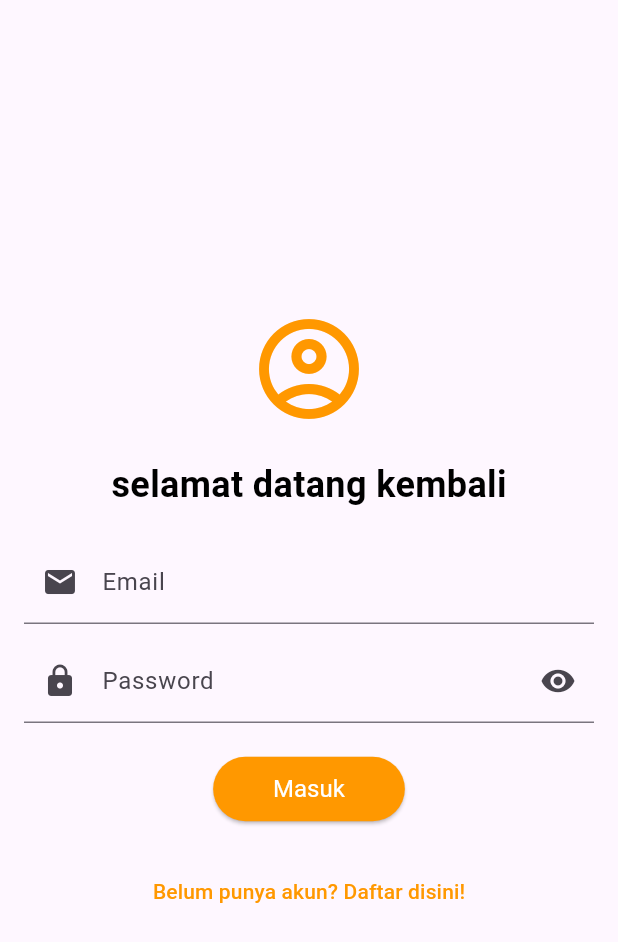
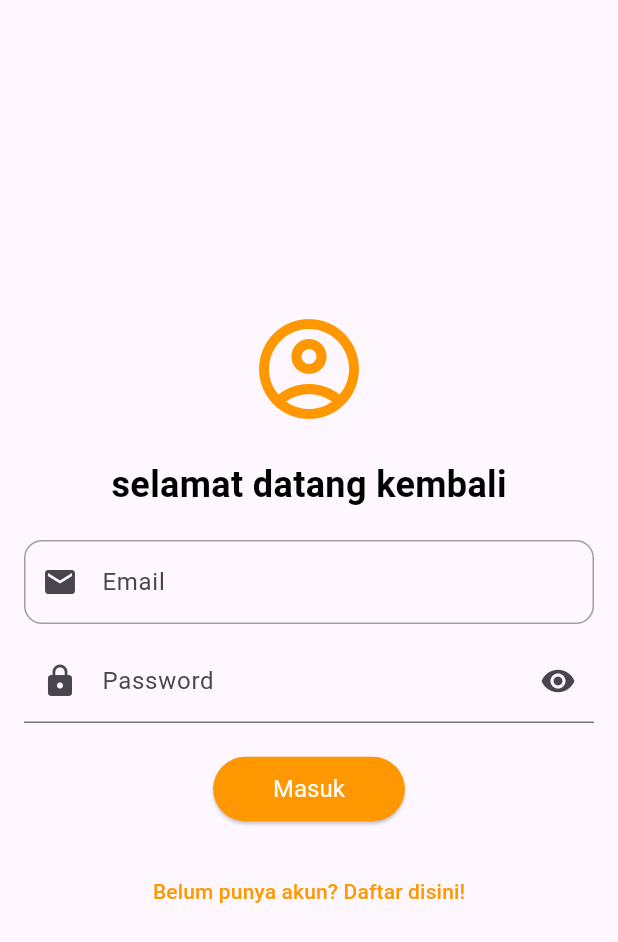
Before and after one commit to azzamaflah/20220140110_UCP1Flutter, a Flutter app: the screen it shows after launch, on a phone screen of 412 x 824 dp. Shown: the top 942 px of the screen. Run offline on Flutter 3.47's test engine with Material 3 defaults, Android fonts, the light colour scheme and no system bars.

Commit message:
membuat border pada colum email

```diff
--- a/lib/LoginPage.dart
+++ b/lib/LoginPage.dart
@@ -50,9 +50,20 @@ class _LoginPageState extends State<LoginPage> {
                 // Email Field
                 TextFormField(
                   controller: emailController,
-                  decoration: const InputDecoration(
+                  decoration: InputDecoration(
                     labelText: 'Email',
-                    prefixIcon: Icon(Icons.email),
+                    prefixIcon: const Icon(Icons.email),
+                     border: OutlineInputBorder(
+                      borderRadius: BorderRadius.circular(12.0),
+                    ),
+                    focusedBorder: OutlineInputBorder(
+                      borderRadius: BorderRadius.circular(12.0),
+                      borderSide: const BorderSide(color: Colors.orange, width: 2),
+                    ),
+                    enabledBorder: OutlineInputBorder(
+                      borderRadius: BorderRadius.circular(12.0),
+                      borderSide: const BorderSide(color: Colors.grey, width: 1),
+                    ),
                   ),
                   validator: (value) {
                     if (value == null || value.isEmpty) {
```
